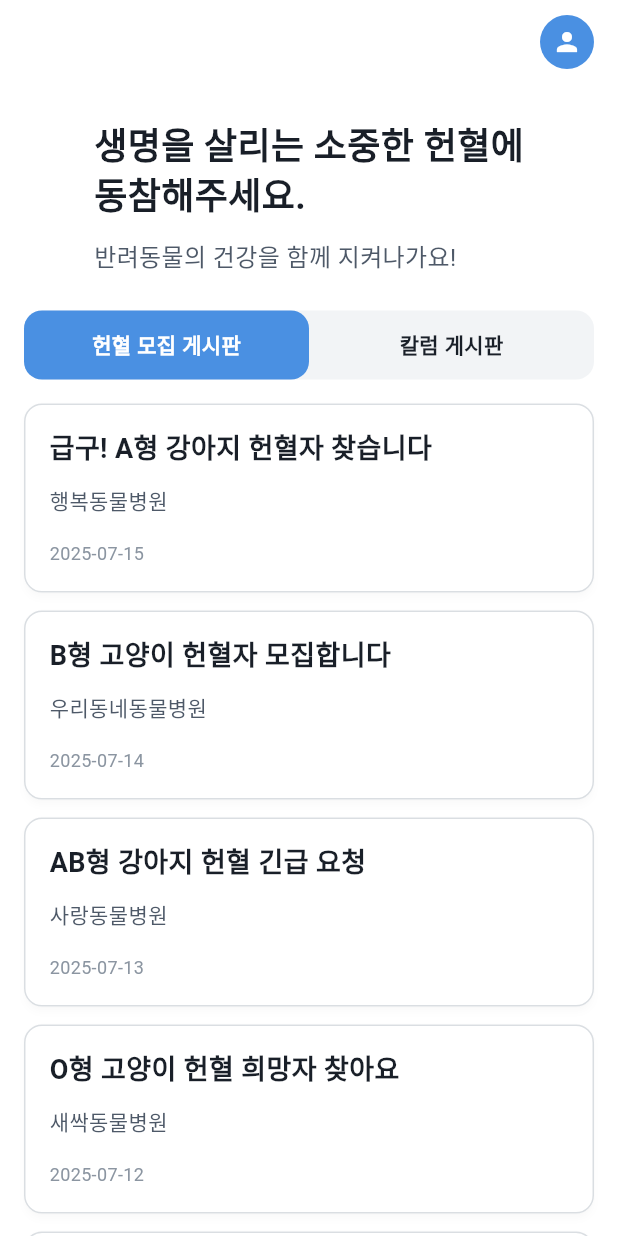
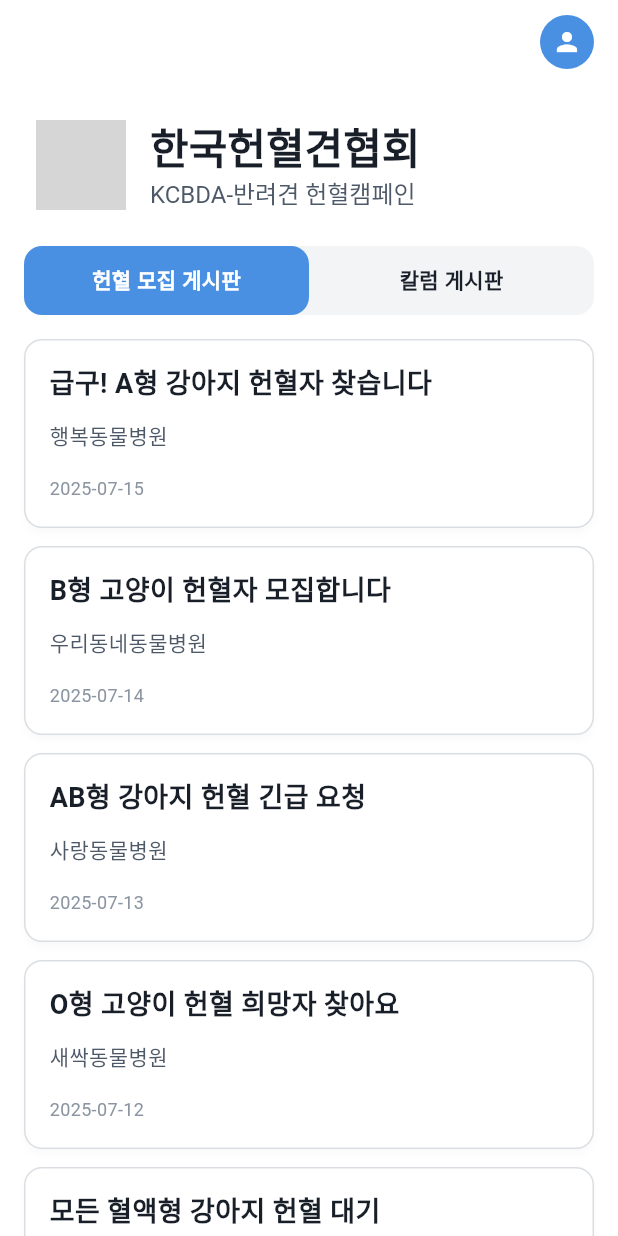
Before and after one commit to SongJunPyo/SuperPetConnect_Front, a Flutter app: the screen it shows after launch, on a phone screen of 412 x 824 dp. Run offline on Flutter 3.47's test engine with Material 3 defaults, Android fonts, the phone set to English and light mode, and no system bars; our stand-ins replace firebase_core, firebase_messaging, flutter_local_notifications, font_awesome_flutter, shared_preferences, timezone; missing offline and left inert: interval_time_picker, kpostal; accounts and stored records are empty; grey boxes are pictures that could not be loaded.

Commit message:
welcome 페이지 로고 추가 및 문구 수정

```diff
--- a/lib/auth/welcome.dart
+++ b/lib/auth/welcome.dart
@@ -58,22 +58,37 @@ class _WelcomeScreenState extends State<WelcomeScreen>
         children: [
           Padding(
             padding: AppTheme.pagePadding,
+            child: Row(
+              crossAxisAlignment: CrossAxisAlignment.center,
+              children: [
+                Image.asset(
+                  'lib/images/한국헌혈견협회 로고.png',
+                  width: 60,
+                  height: 60,
+                ),
+                const SizedBox(width: AppTheme.spacing16),
+                Expanded(
                   child: Column(
                     crossAxisAlignment: CrossAxisAlignment.start,
                     children: [
-                Text(
-                  '생명을 살리는 소중한 헌혈에',
-                  style: AppTheme.h2Style,
+                      RichText(
+                        textAlign: TextAlign.left,
+                        text: TextSpan(
+                          children: [
+                            TextSpan(
+                              text: '한국헌혈견협회\n',
+                              style: AppTheme.h1Style,
                             ),
-                Text(
-                  '동참해주세요.',
-                  style: AppTheme.h2Style,
-                ),
-                const SizedBox(height: AppTheme.spacing12),
-                Text(
-                  '반려동물의 건강을 함께 지켜나가요!',
+                            TextSpan(
+                              text: 'KCBDA-반려견 헌혈캠페인',
                               style: AppTheme.bodyLargeStyle.copyWith(
                                 color: AppTheme.textSecondary,
+                              ),
+                            ),
+                          ],
+                        ),
+                      ),
+                    ],
                   ),
                 ),
               ],
@@ -105,7 +120,9 @@ class _WelcomeScreenState extends State<WelcomeScreen>
                       child: Container(
                         decoration: BoxDecoration(
                           color: AppTheme.primaryBlue,
-                          borderRadius: BorderRadius.circular(AppTheme.radius12),
+                          borderRadius: BorderRadius.circular(
+                            AppTheme.radius12,
+                          ),
                         ),
                       ),
                     ),
@@ -129,7 +146,8 @@ class _WelcomeScreenState extends State<WelcomeScreen>
                               child: Text(
                                 '헌혈 모집 게시판',
                                 style: AppTheme.bodyMediumStyle.copyWith(
-                                  color: _tabController.index == 0
+                                  color:
+                                      _tabController.index == 0
                                           ? Colors.white
                                           : AppTheme.textPrimary,
                                   fontWeight: FontWeight.w600,
@@ -155,7 +173,8 @@ class _WelcomeScreenState extends State<WelcomeScreen>
                               child: Text(
                                 '칼럼 게시판',
                                 style: AppTheme.bodyMediumStyle.copyWith(
-                                  color: _tabController.index == 1
+                                  color:
+                                      _tabController.index == 1
                                           ? Colors.white
                                           : AppTheme.textPrimary,
                                   fontWeight: FontWeight.w600,
```
Also changed, not shown: lib/images/한국헌혈견협회 로고.png (added). Lines whose indentation alone changed are shown as unchanged.
